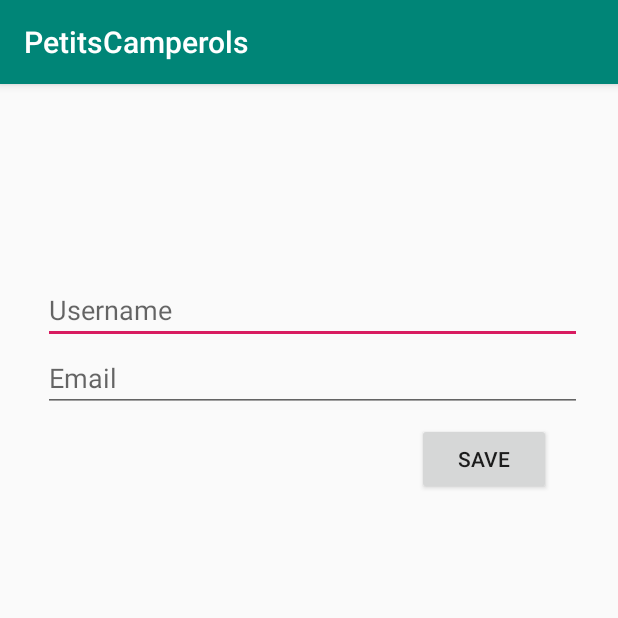
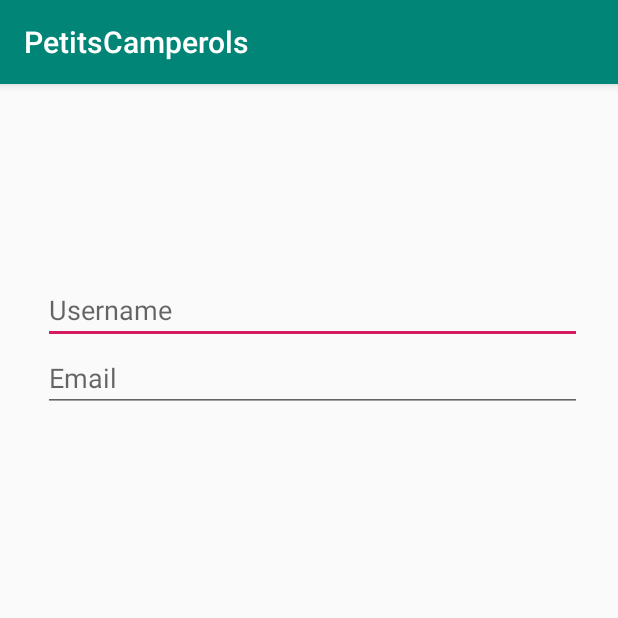
Before and after one commit to xVeri/PetitsCamperols, an Android app: the actAjust screen opened directly, with no data from a screen before it, on a phone screen of 412 x 824 dp, the top half of it. Run offline under Robolectric (Android 15) with nearby library versions, the phone set to English and light mode, and no system bars.

```diff
--- a/app/src/main/java/stucom/com/petitscamperols/actAjust.java
+++ b/app/src/main/java/stucom/com/petitscamperols/actAjust.java
@@ -4,6 +4,7 @@ import android.content.SharedPreferences;
 import android.support.v7.app.AppCompatActivity;
 import android.os.Bundle;
 import android.widget.EditText;
+import android.widget.Toast;
 
 public class actAjust extends AppCompatActivity {
 
@@ -27,6 +28,7 @@ public class actAjust extends AppCompatActivity {
         confData.putString("userName", userName.getText().toString());
         confData.putString("userEmail", userEmail.getText().toString());
         confData.commit();
+        Toast.makeText(getApplicationContext(), "Datos guardados", Toast.LENGTH_LONG);
     }
 
     @Override
--- a/app/src/main/res/layout/activity_act_ajust.xml
+++ b/app/src/main/res/layout/activity_act_ajust.xml
@@ -39,16 +39,4 @@
 
     </LinearLayout>
 
-    <Button
-        android:id="@+id/btnSave"
-        android:layout_width="89dp"
-        android:layout_height="wrap_content"
-        android:layout_marginEnd="8dp"
-        android:layout_marginStart="8dp"
-        android:text="@string/btnGuarda"
-        app:layout_constraintEnd_toEndOf="parent"
-        app:layout_constraintHorizontal_bias="0.88"
-        app:layout_constraintStart_toStartOf="parent"
-        app:layout_constraintTop_toBottomOf="@+id/linearLayout" />
-
 </android.support.constraint.ConstraintLayout>
```
